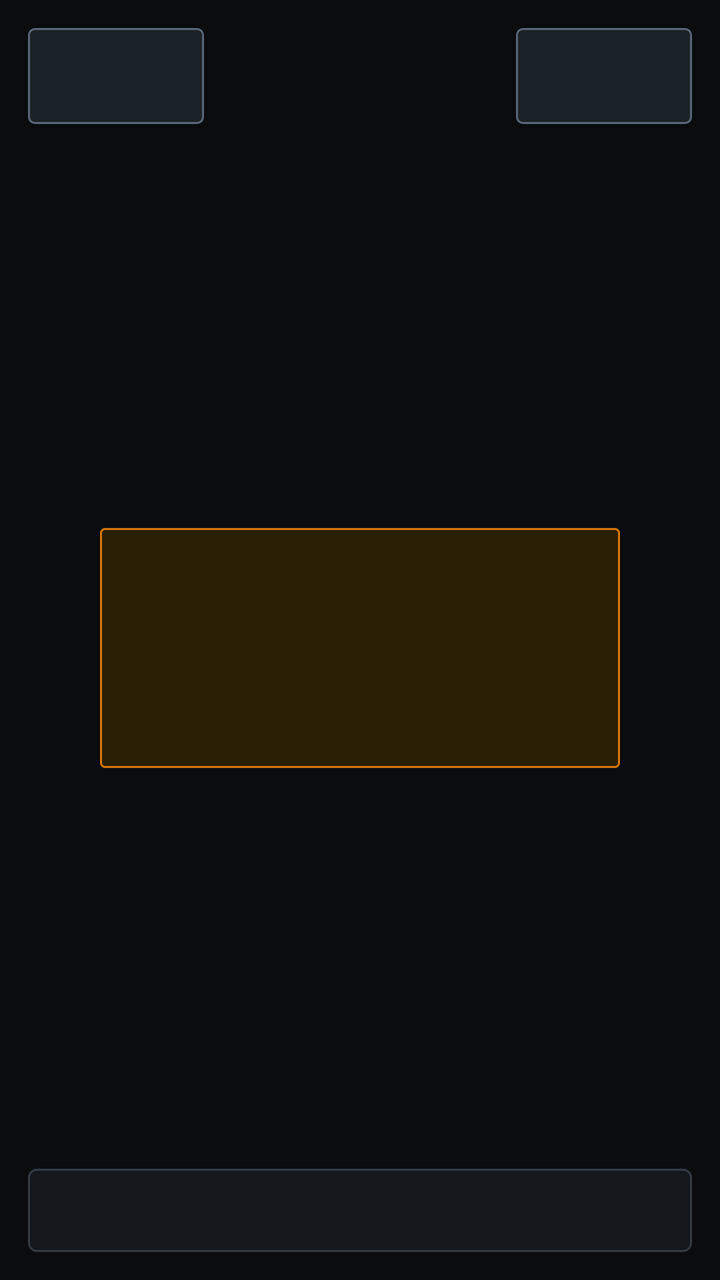
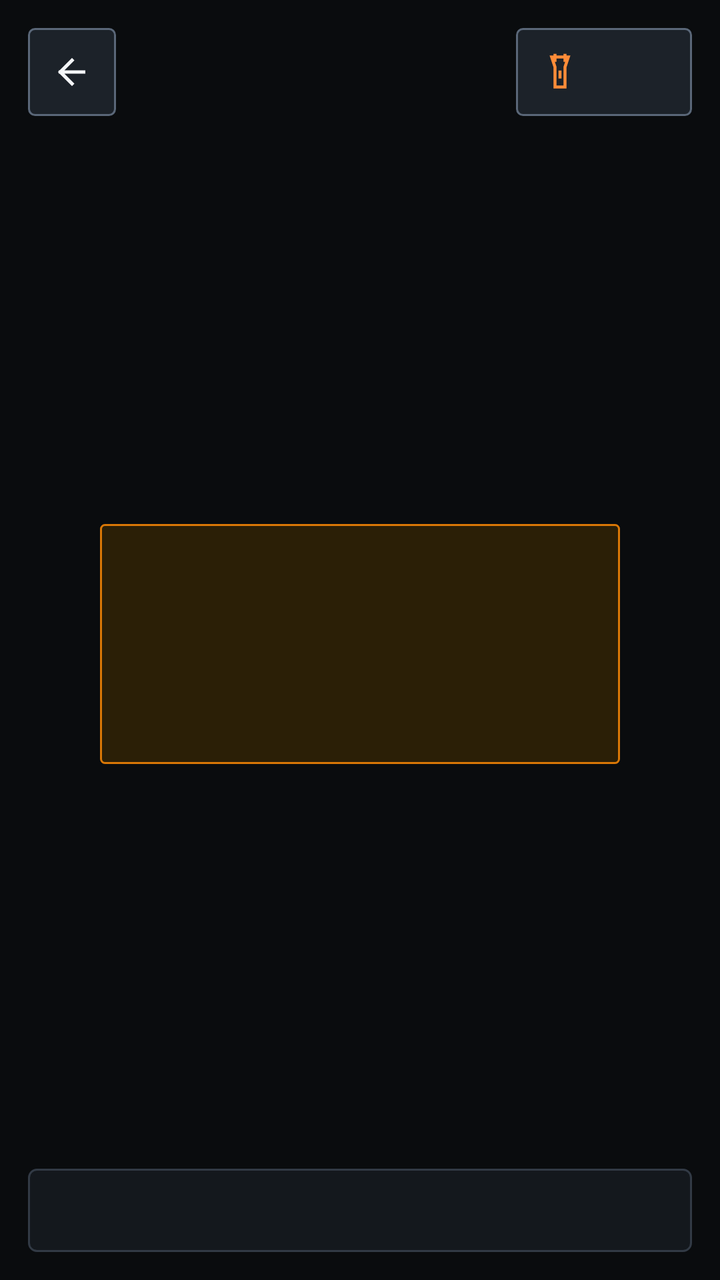

An Android layout rendered at two revisions. The XML below is the earlier revision; the diff shows what the commit changed to produce the second picture.
<!-- AndroidManifest.xml: activity theme Theme.SanepoUnitCheck -->
<!-- res/layout/activity_imei_scanner.xml -->
<?xml version="1.0" encoding="utf-8"?>
<LinearLayout xmlns:android="http://schemas.android.com/apk/res/android"
    android:id="@+id/rootImeiScanner"
    android:layout_width="match_parent"
    android:layout_height="match_parent"
    android:background="@color/bg_canvas"
    android:orientation="vertical"
    android:padding="14dp">

    <LinearLayout
        android:layout_width="match_parent"
        android:layout_height="wrap_content"
        android:gravity="center_vertical"
        android:orientation="horizontal">

        <Button
            android:id="@+id/btnBackScanner"
            android:layout_width="wrap_content"
            android:layout_height="48dp"
            android:background="@drawable/bg_btn_secondary"
            android:focusable="true"
            android:paddingHorizontal="14dp"
            android:textColor="@color/text_primary" />

        <TextView
            android:id="@+id/tvScannerTitle"
            android:layout_width="0dp"
            android:layout_height="wrap_content"
            android:layout_marginStart="12dp"
            android:layout_weight="1"
            android:textColor="@color/text_primary"
            android:textSize="17sp"
            android:textStyle="bold" />

        <Button
            android:id="@+id/btnScannerTorch"
            android:layout_width="wrap_content"
            android:layout_height="48dp"
            android:background="@drawable/bg_btn_secondary"
            android:focusable="true"
            android:paddingHorizontal="12dp"
            android:textColor="@color/accent_amber_text"
            android:textSize="12sp"
            android:textStyle="bold" />
    </LinearLayout>

    <FrameLayout
        android:layout_width="match_parent"
        android:layout_height="0dp"
        android:layout_marginTop="12dp"
        android:layout_weight="1">

        <TextureView
            android:id="@+id/scannerPreview"
            android:layout_width="match_parent"
            android:layout_height="match_parent" />

        <View
            android:layout_width="260dp"
            android:layout_height="120dp"
            android:layout_gravity="center"
            android:background="@drawable/bg_badge_warn" />
    </FrameLayout>

    <TextView
        android:id="@+id/tvScannerStatus"
        style="@style/TechValueMono"
        android:layout_width="match_parent"
        android:layout_height="wrap_content"
        android:layout_marginTop="10dp"
        android:background="@drawable/bg_card_sharp"
        android:lineSpacingExtra="4dp"
        android:padding="12dp"
        android:textColor="@color/text_primary" />
</LinearLayout>
<!-- resources referenced by this layout -->
<resources>
  <color name="accent_amber_text">#FF8C38</color>
  <color name="bg_canvas">#0A0C0E</color>
  <color name="text_primary">#F4F6F8</color>
  <!-- drawable bg_badge_warn (drawable) -->
  <?xml version="1.0" encoding="utf-8"?>
  <shape xmlns:android="http://schemas.android.com/apk/res/android" android:shape="rectangle">
      <solid android:color="@color/status_warn_bg" />
      <stroke android:width="1dp" android:color="@color/status_warn_border" />
      <corners android:radius="2dp" />
  </shape>
  <!-- drawable bg_card_sharp (drawable) -->
  <?xml version="1.0" encoding="utf-8"?>
  <selector xmlns:android="http://schemas.android.com/apk/res/android">
      <item android:state_focused="true">
          <shape android:shape="rectangle">
              <solid android:color="@color/bg_surface" />
              <stroke android:width="2dp" android:color="@color/border_focus" />
              <corners android:radius="4dp" />
          </shape>
      </item>
      <item android:state_pressed="true">
          <shape android:shape="rectangle">
              <solid android:color="@color/bg_well" />
              <stroke android:width="1dp" android:color="@color/border_control" />
              <corners android:radius="4dp" />
          </shape>
      </item>
      <item>
          <shape android:shape="rectangle">
              <solid android:color="@color/bg_surface" />
              <stroke android:width="1dp" android:color="@color/border_sharp" />
              <corners android:radius="4dp" />
          </shape>
      </item>
  </selector>
  <style name="TechValueMono">
          <item name="android:fontFamily">monospace</item>
          <item name="android:textColor">@color/text_primary</item>
          <item name="android:textSize">13sp</item>
      </style>
  <style name="Theme.SanepoUnitCheck" parent="Theme.AppCompat.NoActionBar">
          <item name="android:windowBackground">@color/bg_canvas</item>
          <item name="android:colorBackground">@color/bg_canvas</item>
          <item name="colorPrimary">@color/accent_amber</item>
          <item name="colorPrimaryDark">@color/bg_canvas</item>
          <item name="colorAccent">@color/accent_amber</item>
          <item name="android:textColorPrimary">@color/text_primary</item>
          <item name="android:textColorSecondary">@color/text_secondary</item>
          <item name="android:statusBarColor">@color/bg_canvas</item>
          <item name="android:navigationBarColor">@color/bg_canvas</item>
          <item name="android:windowLightStatusBar" tools:targetApi="23">false</item>
      </style>
  <color name="status_warn_bg">#2B1F06</color>
  <color name="status_warn_border">#D97706</color>
  <color name="bg_well">#1C2229</color>
  <color name="border_focus">#FF8533</color>
  <color name="bg_well_pressed">#27303A</color>
  <color name="text_secondary">#C2CCD6</color>
  <color name="border_control">#5A6778</color>
  <color name="bg_surface">#14181D</color>
  <color name="border_sharp">#323A45</color>
  <color name="accent_amber">#FF6B00</color>
  <!-- unchanged entries left out for length: 1 -->
</resources>

<!-- the commit's change to res/layout/activity_imei_scanner.xml (unified diff, before → after) -->
@@ -1,5 +1,6 @@
 <?xml version="1.0" encoding="utf-8"?>
 <LinearLayout xmlns:android="http://schemas.android.com/apk/res/android"
+    xmlns:app="http://schemas.android.com/apk/res-auto"
     android:id="@+id/rootImeiScanner"
     android:layout_width="match_parent"
     android:layout_height="match_parent"
@@ -13,14 +14,17 @@
         android:gravity="center_vertical"
         android:orientation="horizontal">
 
-        <Button
+        <ImageButton
             android:id="@+id/btnBackScanner"
-            android:layout_width="wrap_content"
-            android:layout_height="48dp"
+            android:layout_width="44dp"
+            android:layout_height="44dp"
             android:background="@drawable/bg_btn_secondary"
+            android:contentDescription="Cancel"
             android:focusable="true"
-            android:paddingHorizontal="14dp"
-            android:textColor="@color/text_primary" />
+            android:padding="11dp"
+            android:scaleType="centerInside"
+            android:src="@drawable/ic_back"
+            app:tint="@color/text_primary" />
 
         <TextView
             android:id="@+id/tvScannerTitle"
@@ -35,13 +39,17 @@
         <Button
             android:id="@+id/btnScannerTorch"
             android:layout_width="wrap_content"
-            android:layout_height="48dp"
+            android:layout_height="44dp"
             android:background="@drawable/bg_btn_secondary"
+            android:drawablePadding="5dp"
             android:focusable="true"
+            android:gravity="center"
             android:paddingHorizontal="12dp"
             android:textColor="@color/accent_amber_text"
             android:textSize="12sp"
-            android:textStyle="bold" />
+            android:textStyle="bold"
+            app:drawableStartCompat="@drawable/ic_torch_beam"
+            app:drawableTint="@color/accent_amber_text" />
     </LinearLayout>
 
     <FrameLayout
<!-- resource entries referenced after the edit -->
@@ -35,6 +35,34 @@
           </shape>
       </item>
   </selector>
+  <!-- drawable ic_back (drawable) -->
+  <?xml version="1.0" encoding="utf-8"?>
+  <vector xmlns:android="http://schemas.android.com/apk/res/android"
+      android:width="20dp"
+      android:height="20dp"
+      android:viewportWidth="24"
+      android:viewportHeight="24">
+      <path
+          android:pathData="M19,12 H5 M12,5 L5,12 L12,19"
+          android:strokeColor="#FFFFFF"
+          android:strokeLineCap="square"
+          android:strokeLineJoin="miter"
+          android:strokeWidth="2" />
+  </vector>
+  <!-- drawable ic_torch_beam (drawable) -->
+  <?xml version="1.0" encoding="utf-8"?>
+  <vector xmlns:android="http://schemas.android.com/apk/res/android"
+      android:width="20dp"
+      android:height="20dp"
+      android:viewportWidth="24"
+      android:viewportHeight="24">
+      <path
+          android:pathData="M7,3 H17 L15,9 V21 H9 V9 Z M9,2 V5 M15,2 V5 M12,12 V15"
+          android:strokeColor="#FFFFFF"
+          android:strokeLineCap="square"
+          android:strokeLineJoin="miter"
+          android:strokeWidth="1.8" />
+  </vector>
   <style name="TechValueMono">
           <item name="android:fontFamily">monospace</item>
           <item name="android:textColor">@color/text_primary</item>
